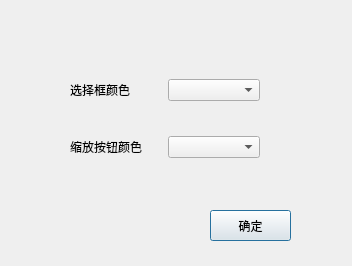
duanzhaol/ChartScript, file graphShow/chartattribute.ui: the form before one commit.
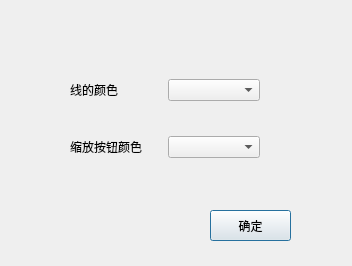
The form after the commit.

```diff
--- a/graphShow/chartattribute.ui
+++ b/graphShow/chartattribute.ui
@@ -28,7 +28,7 @@
       <item>
        <widget class="QLabel" name="label_3">
         <property name="text">
-         <string>选择框颜色</string>
+         <string>线的颜色</string>
         </property>
        </widget>
       </item>
```
